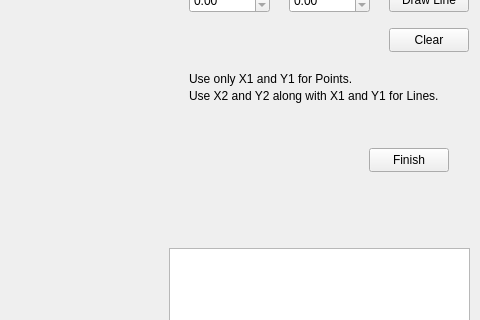
First picture: the form in mainwindow.ui, repository Turn555Kenji/CGRenderer, before the edit; both pictures show x 451 to 931 and y 112 to 432 of the 931 by 600 pixel window.
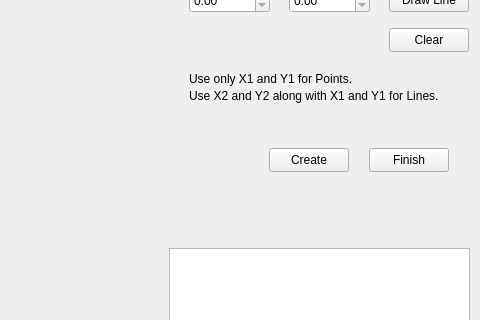
Second picture: the form after the edit. Custom widgets are drawn as their Qt base class.

Patch:
```diff
--- a/mainwindow.ui
+++ b/mainwindow.ui
@@ -228,6 +228,19 @@
      <string>Finish</string>
     </property>
    </widget>
+   <widget class="QPushButton" name="newObjectButton">
+    <property name="geometry">
+     <rect>
+      <x>720</x>
+      <y>260</y>
+      <width>80</width>
+      <height>24</height>
+     </rect>
+    </property>
+    <property name="text">
+     <string>Create</string>
+    </property>
+   </widget>
   </widget>
   <widget class="QMenuBar" name="menubar">
    <property name="geometry">
```
